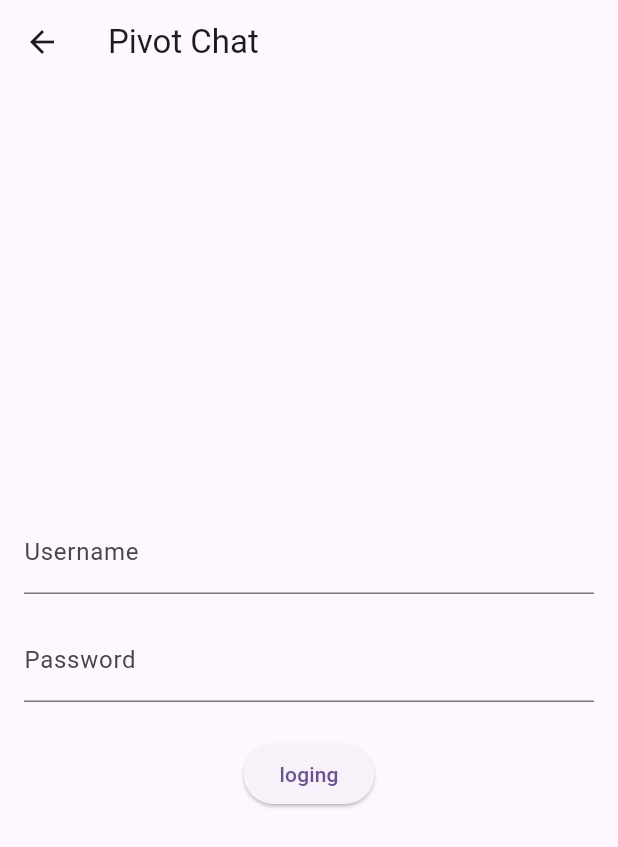
After one commit to YanShuq1/project_ai_diagnose, a Flutter app: the LogingPage screen opened directly, on a phone screen of 412 x 824 dp. The commit adds this screen. Shown: the top 847 px of the screen. Run offline on Flutter 3.47's test engine with Material 2 defaults, Android fonts, the phone set to English and light mode, and no system bars; our stand-ins replace go_router.

Commit message:
第一次提交

```diff
--- /dev/null
+++ b/lib/pages/login/login.dart
@@ -0,0 +1,48 @@
+import 'package:flutter/material.dart';
+import 'package:go_router/go_router.dart';
+// import 'package:flutter_bloc/flutter_bloc.dart';
+// import 'package:pivot_chat/pages/login/pc_login_bloc.dart';
+
+class LogingPage extends StatelessWidget {
+  @override
+  Widget build(BuildContext context) {
+    return Scaffold(
+      appBar: AppBar(
+        title: Text('Pivot Chat'),
+      ),
+      body: Center(
+        child: Column(
+          mainAxisAlignment: MainAxisAlignment.center,
+          children: [
+            // 账号输入框
+            Padding(
+              padding: EdgeInsets.symmetric(horizontal: 16),
+              child: TextField(
+                decoration: InputDecoration(
+                  labelText: 'Username',
+                ),
+              ),
+            ),
+            SizedBox(height: 16),
+            // 密码输入框
+            Padding(
+              padding: EdgeInsets.symmetric(horizontal: 16),
+              child: TextField(
+                obscureText: true,
+                decoration: InputDecoration(
+                  labelText: 'Password',
+                ),
+              ),
+            ),
+            SizedBox(height: 24),
+            // 登录按钮
+            ElevatedButton(
+              onPressed: () => context.go("/home"),
+              child: Text("loging"),
+            ),
+          ],
+        ),
+      ),
+    );
+  }
+}
--- a/pubspec.yaml
+++ b/pubspec.yaml
@@ -30,7 +30,7 @@ environment:
 dependencies:
   flutter:
     sdk: flutter
-
+  go_router: ^10.1.2
 
   # The following adds the Cupertino Icons font to your application.
   # Use with the CupertinoIcons class for iOS style icons.
```
Also changed, not shown: lib/main.dart (+13 -56 lines), lib/pages/start/start.dart (added, +67 -0 lines), pubspec.lock, 1 other file.
